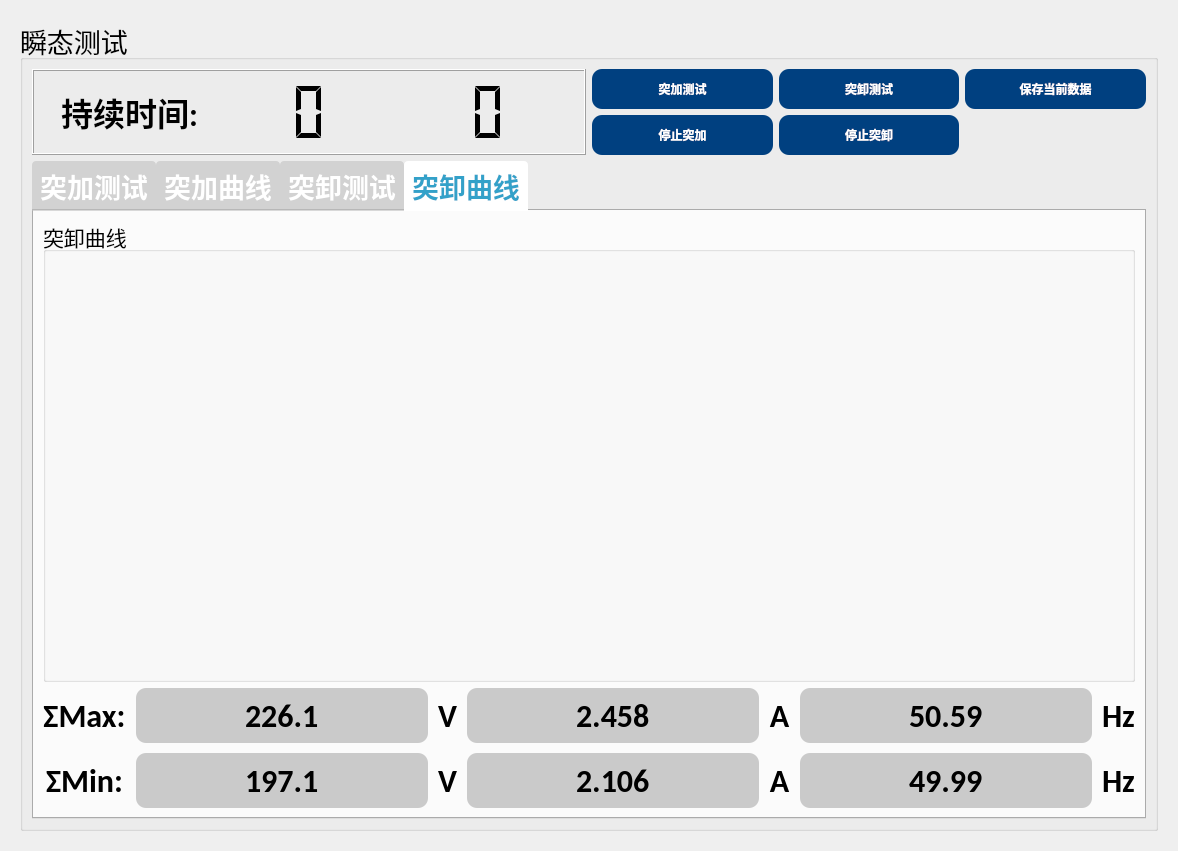
The window that App/Page/page4_stcs.ui (bjc123321/30KWZFDZZJCY) describes before a commit, drawn with Qt 5.
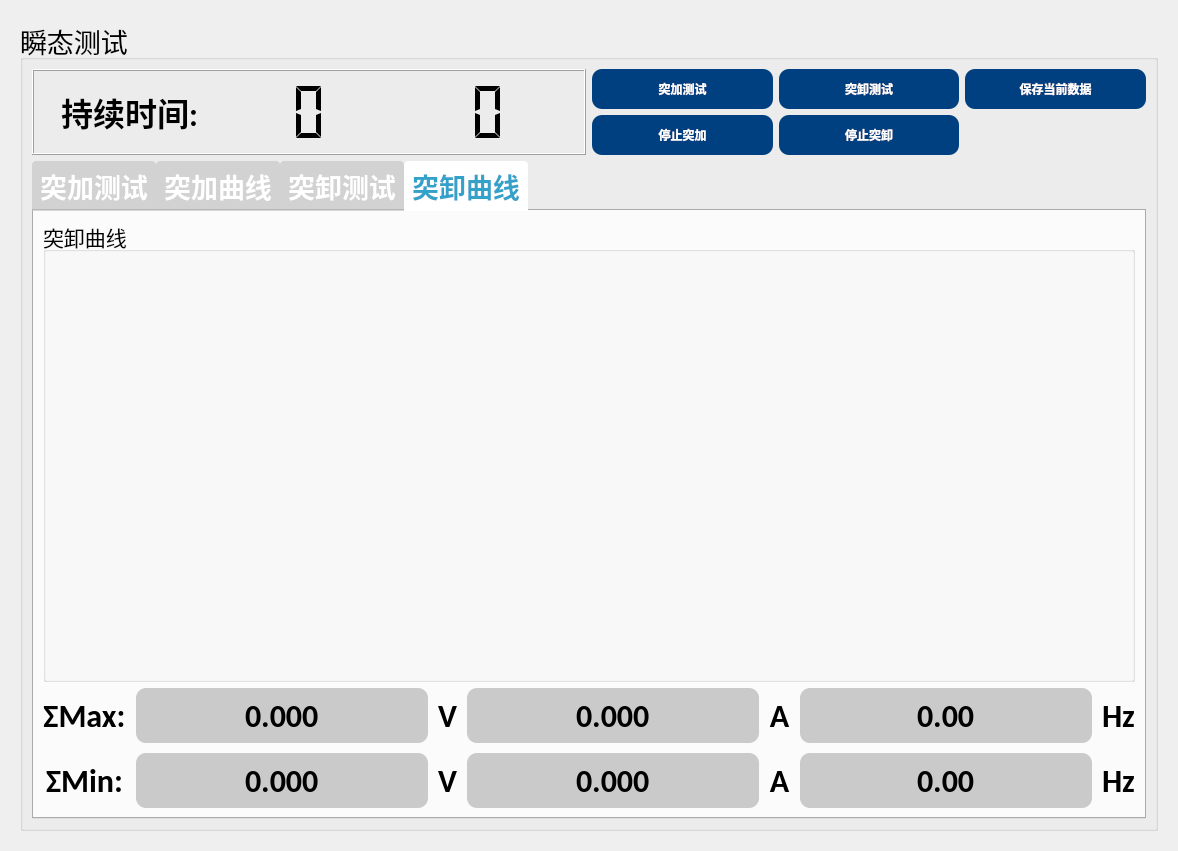
The same window after the commit. The open tabs and pages were chosen to show the change.

Patch:
```diff
--- a/App/Page/page4_stcs.ui
+++ b/App/Page/page4_stcs.ui
@@ -2745,7 +2745,7 @@
                       </font>
                      </property>
                      <property name="text">
-                      <string>2.458</string>
+                      <string>0.000</string>
                      </property>
                      <property name="alignment">
                       <set>Qt::AlignCenter</set>
@@ -2769,7 +2769,7 @@
                       </font>
                      </property>
                      <property name="text">
-                      <string>50.59</string>
+                      <string>0.00</string>
                      </property>
                      <property name="alignment">
                       <set>Qt::AlignCenter</set>
@@ -2793,7 +2793,7 @@
                       </font>
                      </property>
                      <property name="text">
-                      <string>226.1</string>
+                      <string>0.000</string>
                      </property>
                      <property name="alignment">
                       <set>Qt::AlignCenter</set>
@@ -2871,7 +2871,7 @@
                       </font>
                      </property>
                      <property name="text">
-                      <string>197.1</string>
+                      <string>0.000</string>
                      </property>
                      <property name="alignment">
                       <set>Qt::AlignCenter</set>
@@ -2913,7 +2913,7 @@
                       </font>
                      </property>
                      <property name="text">
-                      <string>2.106</string>
+                      <string>0.000</string>
                      </property>
                      <property name="alignment">
                       <set>Qt::AlignCenter</set>
@@ -2955,7 +2955,7 @@
                       </font>
                      </property>
                      <property name="text">
-                      <string>49.99</string>
+                      <string>0.00</string>
                      </property>
                      <property name="alignment">
                       <set>Qt::AlignCenter</set>
```
Left out of the diff: 14 changed lines with no effect on the pictures.
